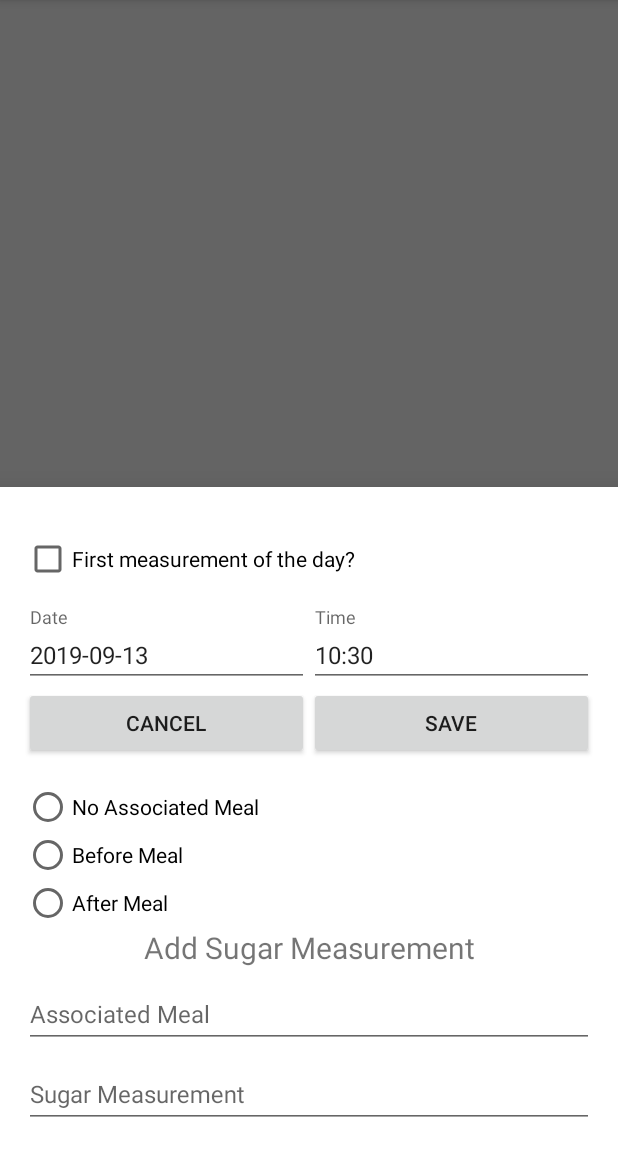
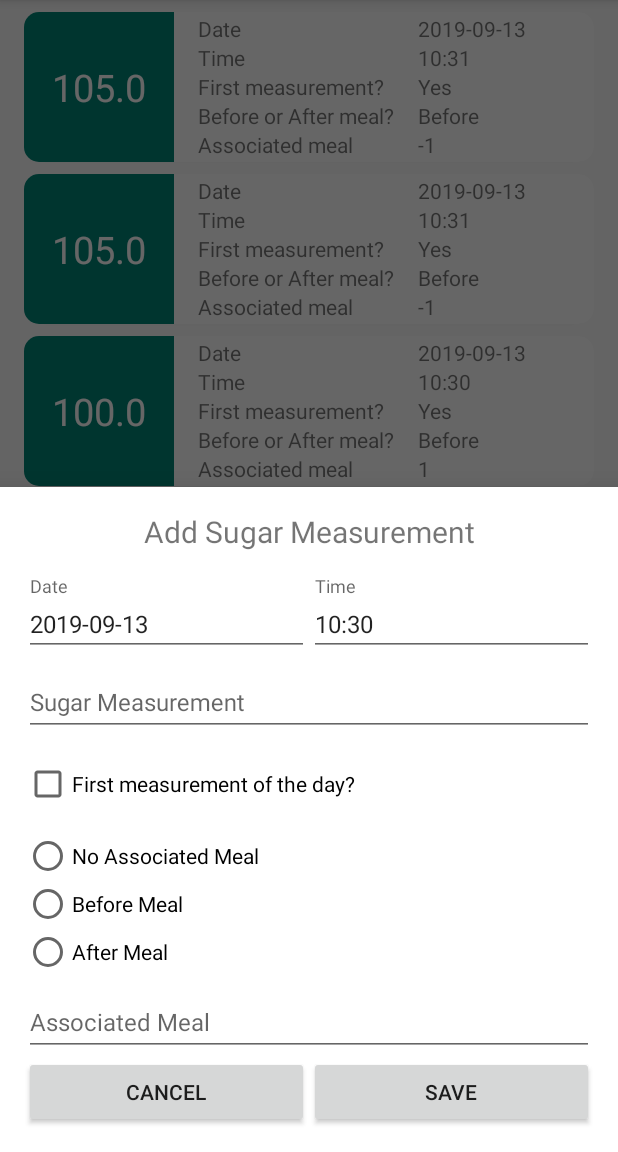
Before and after one commit to BobCormackYoung/SugarTracker, an Android app: the fragment BottomSheetDialogAddSugar placed in its activity, item 2 of the bottom bar chosen, on a phone screen of 412 x 824 dp, the part 84-1236 px from its top. Run offline under Robolectric (Android 15) with nearby library versions, the phone set to English and light mode, and no system bars; our stand-ins replace Room's generated code.

Commit message:
Sugar measurement RecyclerView and viewmodel

```diff
--- /dev/null
+++ b/app/src/main/java/com/youngsoft/sugartracker/AdapterSugarList.java
@@ -0,0 +1,93 @@
+package com.youngsoft.sugartracker;
+
+import android.text.format.DateFormat;
+import android.view.LayoutInflater;
+import android.view.View;
+import android.view.ViewGroup;
+import android.widget.TextView;
+
+import androidx.annotation.NonNull;
+import androidx.recyclerview.widget.DiffUtil;
+import androidx.recyclerview.widget.ListAdapter;
+import androidx.recyclerview.widget.RecyclerView;
+
+import com.youngsoft.sugartracker.data.DataRepository;
+import com.youngsoft.sugartracker.data.SugarMeasurement;
+
+public class AdapterSugarList extends ListAdapter<SugarMeasurement, AdapterSugarList.SugarListHolder> {
+
+    DataRepository dataRepository;
+    FragmentSugar fragmentSugar;
+    ViewModelMainActivity viewModelMainActivity;
+
+    private static final DiffUtil.ItemCallback<SugarMeasurement> DIFF_CALLBACK = new DiffUtil.ItemCallback<SugarMeasurement>() {
+        @Override
+        public boolean areItemsTheSame(@NonNull SugarMeasurement oldItem, @NonNull SugarMeasurement newItem) {
+            return false;
+        }
+
+        @Override
+        public boolean areContentsTheSame(@NonNull SugarMeasurement oldItem, @NonNull SugarMeasurement newItem) {
+            return false;
+        }
+    };
+
+    public AdapterSugarList(DataRepository dataRepository, FragmentSugar fragmentSugar, ViewModelMainActivity viewModelMainActivity) {
+        super(DIFF_CALLBACK);
+        this.dataRepository = dataRepository;
+        this.fragmentSugar = fragmentSugar;
+        this.viewModelMainActivity = viewModelMainActivity;
+    }
+
+    @NonNull
+    @Override
+    public AdapterSugarList.SugarListHolder onCreateViewHolder(@NonNull ViewGroup parent, int viewType) {
+        View itemView = LayoutInflater.from(parent.getContext())
+                .inflate(R.layout.cardview_sugar, parent, false);
+        return new AdapterSugarList.SugarListHolder(itemView);
+    }
+
+    @Override
+    public void onBindViewHolder(@NonNull SugarListHolder holder, int position) {
+        SugarMeasurement currentSugarMeasurement = getItem(position);
+        holder.tvSugarMeasurement.setText(Double.toString(currentSugarMeasurement.getMeasurement()));
+        holder.tvDate.setText(DateFormat.format("yyyy-MM-dd",currentSugarMeasurement.getDate()).toString());
+        holder.tvTime.setText(DateFormat.format("HH:mm",currentSugarMeasurement.getDate()).toString());
+        if (currentSugarMeasurement.getIsFirstMeasurementOfDay()) {
+            holder.tvFirstMeasurement.setText("Yes");
+        } else {
+            holder.tvFirstMeasurement.setText("No");
+        }
+        if (currentSugarMeasurement.getMealSequence() == 1) {
+            holder.tvMealTiming.setText("Before");
+        } else if (currentSugarMeasurement.getMealSequence() == 2 ) {
+            holder.tvMealTiming.setText("After");
+        } else {
+            holder.tvMealTiming.setText("Unknown");
+        }
+        holder.tvAssociatedMeal.setText(Integer.toString(currentSugarMeasurement.getAssociatedMeal()));
+    }
+
+
+    public class SugarListHolder extends RecyclerView.ViewHolder {
+        TextView tvSugarMeasurement;
+        TextView tvDate;
+        TextView tvTime;
+        TextView tvFirstMeasurement;
+        TextView tvMealTiming;
+        TextView tvAssociatedMeal;
+
+        public SugarListHolder(View itemView) {
+            super(itemView);
+            tvSugarMeasurement = itemView.findViewById(R.id.tv_sugar_value);
+            tvDate = itemView.findViewById(R.id.tv_sugar_date);
+            tvTime = itemView.findViewById(R.id.tv_sugar_time);
+            tvFirstMeasurement = itemView.findViewById(R.id.tv_sugar_first_measurement);
+            tvMealTiming = itemView.findViewById(R.id.tv_sugar_meal_timing);
+            tvAssociatedMeal = itemView.findViewById(R.id.tv_sugar_associated_meal);
+        }
+
+
+
+    }
+}
--- a/app/src/main/java/com/youngsoft/sugartracker/FragmentSugar.java
+++ b/app/src/main/java/com/youngsoft/sugartracker/FragmentSugar.java
@@ -7,14 +7,24 @@ import android.view.ViewGroup;
 
 import androidx.annotation.Nullable;
 import androidx.fragment.app.Fragment;
+import androidx.lifecycle.Observer;
+import androidx.lifecycle.ViewModelProviders;
+import androidx.recyclerview.widget.LinearLayoutManager;
+import androidx.recyclerview.widget.RecyclerView;
 
 import com.google.android.material.floatingactionbutton.FloatingActionButton;
+import com.youngsoft.sugartracker.data.SugarMeasurement;
+
+import java.util.List;
 
 public class FragmentSugar extends Fragment {
 
     View view;
     FloatingActionButton floatingActionButton;
     BottomSheetDialogAddSugar bottomSheet;
+    RecyclerView recyclerView;
+    AdapterSugarList adapterSugarList;
+    ViewModelMainActivity viewModelMainActivity;
 
     @Nullable
     @Override
@@ -31,6 +41,29 @@ public class FragmentSugar extends Fragment {
             }
         });
 
+        recyclerView = view.findViewById(R.id.rv_sugar_list);
+
         return view;
     }
+
+    @Override
+    public void onActivityCreated(@Nullable Bundle savedInstanceState) {
+        super.onActivityCreated(savedInstanceState);
+
+        viewModelMainActivity = ViewModelProviders.of(getActivity()).get(ViewModelMainActivity.class);
+
+        recyclerView.setLayoutManager(new LinearLayoutManager(getActivity()));
+        recyclerView.setHasFixedSize(true);
+
+        adapterSugarList = new AdapterSugarList(viewModelMainActivity.getDataRepository(), this, viewModelMainActivity);
+        recyclerView.setAdapter(adapterSugarList);
+        viewModelMainActivity.getAllSugarMeasurementsSortedByDate().observe(getViewLifecycleOwner(), new Observer<List<SugarMeasurement>>() {
+            @Override
+            public void onChanged(List<SugarMeasurement> sugarMeasurements) {
+                    adapterSugarList.submitList(sugarMeasurements);
+            }
+        });
+
+
+    }
 }
--- a/app/src/main/java/com/youngsoft/sugartracker/ViewModelMainActivity.java
+++ b/app/src/main/java/com/youngsoft/sugartracker/ViewModelMainActivity.java
@@ -36,4 +36,8 @@ public class ViewModelMainActivity extends AndroidViewModel {
     public LiveData<List<MealRecord>> getAllMealRecordsSortedByDate() {
         return allMealRecordsSortedByDate;
     }
+
+    public DataRepository getDataRepository() {
+        return dataRepository;
+    }
 }
--- a/app/src/main/res/layout/bottomsheet_sugarmeaurement.xml
+++ b/app/src/main/res/layout/bottomsheet_sugarmeaurement.xml
@@ -7,12 +7,15 @@
     android:orientation="vertical"
     android:padding="16dp">
 
-    <CheckBox
-        android:layout_width="wrap_content"
+    <TextView
+        android:layout_width="match_parent"
         android:layout_height="wrap_content"
-        android:layout_marginTop="16dp"
-        android:gravity="center_vertical"
-        android:text="First measurement of the day?" />
+        android:focusable="true"
+        android:focusableInTouchMode="true"
+        android:focusedByDefault="true"
+        android:gravity="center"
+        android:text="Add Sugar Measurement"
+        android:textSize="20sp" />
 
     <LinearLayout
         android:layout_width="match_parent"
@@ -53,26 +56,26 @@
 
     </LinearLayout>
 
-    <LinearLayout
+    <com.google.android.material.textfield.TextInputLayout
         android:layout_width="match_parent"
-        android:layout_height="wrap_content"
-        android:orientation="horizontal">
+        android:layout_height="wrap_content">
 
-        <Button
-            android:id="@+id/bt_cancel"
+        <EditText
+            android:id="@+id/et_sugar_measurement"
             android:layout_width="match_parent"
             android:layout_height="wrap_content"
-            android:layout_weight="1"
-            android:text="Cancel" />
+            android:hint="Sugar Measurement"
+            android:inputType="numberDecimal"
+            android:textSize="16dp" />
 
-        <Button
-            android:id="@+id/bt_save"
-            android:layout_width="match_parent"
-            android:layout_height="wrap_content"
-            android:layout_weight="1"
-            android:text="Save" />
+    </com.google.android.material.textfield.TextInputLayout>
 
-    </LinearLayout>
+    <CheckBox
+        android:layout_width="wrap_content"
+        android:layout_height="wrap_content"
+        android:layout_marginTop="16dp"
+        android:gravity="center_vertical"
+        android:text="First measurement of the day?" />
 
     <RadioGroup
         android:layout_width="wrap_content"
@@ -99,16 +102,6 @@
 
     </RadioGroup>
 
-    <TextView
-        android:layout_width="match_parent"
-        android:layout_height="wrap_content"
-        android:focusable="true"
-        android:focusableInTouchMode="true"
-        android:focusedByDefault="true"
-        android:gravity="center"
-        android:text="Add Sugar Measurement"
-        android:textSize="20sp" />
-
     <com.google.android.material.textfield.TextInputLayout
         android:layout_width="match_parent"
         android:layout_height="wrap_content">
@@ -123,18 +116,25 @@
 
     </com.google.android.material.textfield.TextInputLayout>
 
-    <com.google.android.material.textfield.TextInputLayout
+    <LinearLayout
         android:layout_width="match_parent"
-        android:layout_height="wrap_content">
+        android:layout_height="wrap_content"
+        android:orientation="horizontal">
 
-        <EditText
-            android:id="@+id/et_sugar_measurement"
+        <Button
+            android:id="@+id/bt_cancel"
             android:layout_width="match_parent"
             android:layout_height="wrap_content"
-            android:hint="Sugar Measurement"
-            android:inputType="numberDecimal"
-            android:textSize="16dp" />
+            android:layout_weight="1"
+            android:text="Cancel" />
 
-    </com.google.android.material.textfield.TextInputLayout>
+        <Button
+            android:id="@+id/bt_save"
+            android:layout_width="match_parent"
+            android:layout_height="wrap_content"
+            android:layout_weight="1"
+            android:text="Save" />
+
+    </LinearLayout>
 
 </LinearLayout>
--- a/app/src/main/res/layout/cardview_sugar.xml
+++ b/app/src/main/res/layout/cardview_sugar.xml
@@ -1,12 +1,28 @@
 <?xml version="1.0" encoding="utf-8"?>
-<androidx.cardview.widget.CardView xmlns:android="http://schemas.android.com/apk/res/android"
+<androidx.cardview.widget.CardView
+    xmlns:android="http://schemas.android.com/apk/res/android"
     android:layout_width="match_parent"
-    android:layout_height="wrap_content">
+    android:layout_height="wrap_content"
+    xmlns:app="http://schemas.android.com/apk/res-auto"
+    android:layout_marginTop="8dp"
+    android:layout_marginRight="16dp"
+    android:layout_marginLeft="16dp"
+    app:cardCornerRadius="10dp">
 
     <LinearLayout
         android:layout_width="match_parent"
         android:layout_height="100dp"
         android:orientation="horizontal">
+
+        <TextView
+            android:id="@+id/tv_sugar_value"
+            android:layout_width="100dp"
+            android:layout_height="100dp"
+            android:background="@color/colorPrimary"
+            android:gravity="center"
+            android:text="100.5"
+            android:textColor="#FFFFFF"
+            android:textSize="25sp" />
 
         <LinearLayout
             android:layout_width="wrap_content"
@@ -50,42 +66,37 @@
             android:paddingLeft="16dp">
 
             <TextView
+                android:id="@+id/tv_sugar_date"
                 android:layout_width="wrap_content"
                 android:layout_height="wrap_content"
                 android:text="2019-01-01" />
 
             <TextView
+                android:id="@+id/tv_sugar_time"
                 android:layout_width="wrap_content"
                 android:layout_height="wrap_content"
                 android:text="24:00" />
 
             <TextView
+                android:id="@+id/tv_sugar_first_measurement"
                 android:layout_width="wrap_content"
                 android:layout_height="wrap_content"
                 android:text="Yes" />
 
             <TextView
+                android:id="@+id/tv_sugar_meal_timing"
                 android:layout_width="wrap_content"
                 android:layout_height="wrap_content"
                 android:text="After" />
 
             <TextView
+                android:id="@+id/tv_sugar_associated_meal"
                 android:layout_width="wrap_content"
                 android:layout_height="wrap_content"
                 android:text="None" />
 
         </LinearLayout>
 
-        <TextView
-            android:layout_width="100dp"
-            android:layout_height="100dp"
-            android:background="@color/colorPrimary"
-            android:gravity="center"
-            android:text="100.5"
-            android:textColor="#FFFFFF"
-            android:textSize="25sp" />
-
-
     </LinearLayout>
 
 
--- a/app/src/main/res/layout/fragment_sugar.xml
+++ b/app/src/main/res/layout/fragment_sugar.xml
@@ -7,12 +7,10 @@
         android:layout_width="match_parent"
         android:layout_height="match_parent">
 
-        <TextView
-            android:layout_width="wrap_content"
-            android:layout_height="wrap_content"
-            android:layout_centerInParent="true"
-            android:text="Sugar Fragment"
-            android:textSize="30sp" />
+        <androidx.recyclerview.widget.RecyclerView
+            android:id="@+id/rv_sugar_list"
+            android:layout_width="match_parent"
+            android:layout_height="match_parent"/>
 
     </RelativeLayout>
 
```
